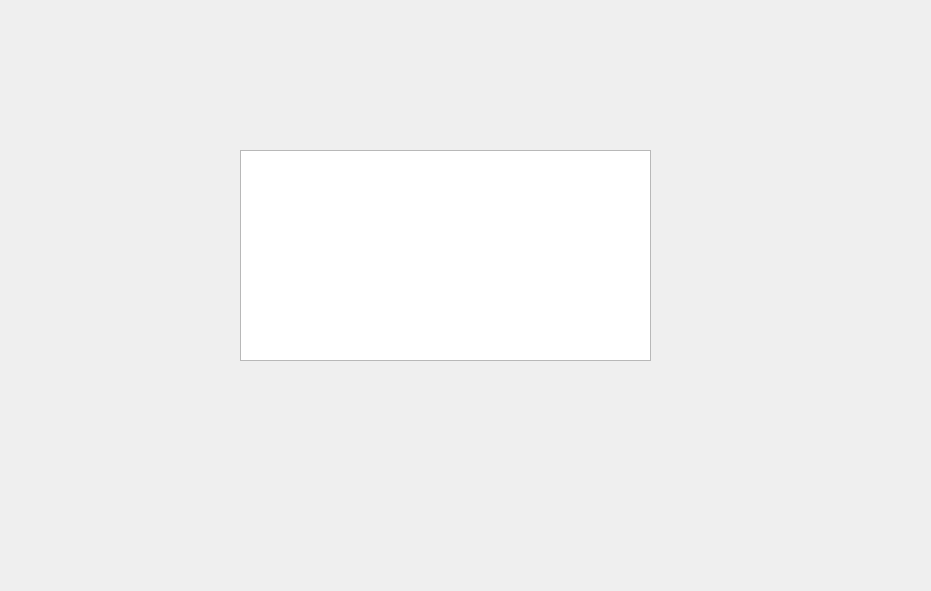
Before: the Qt Designer form editclients.ui in SaymonPoli/BankAccounts, drawn with Qt 5.
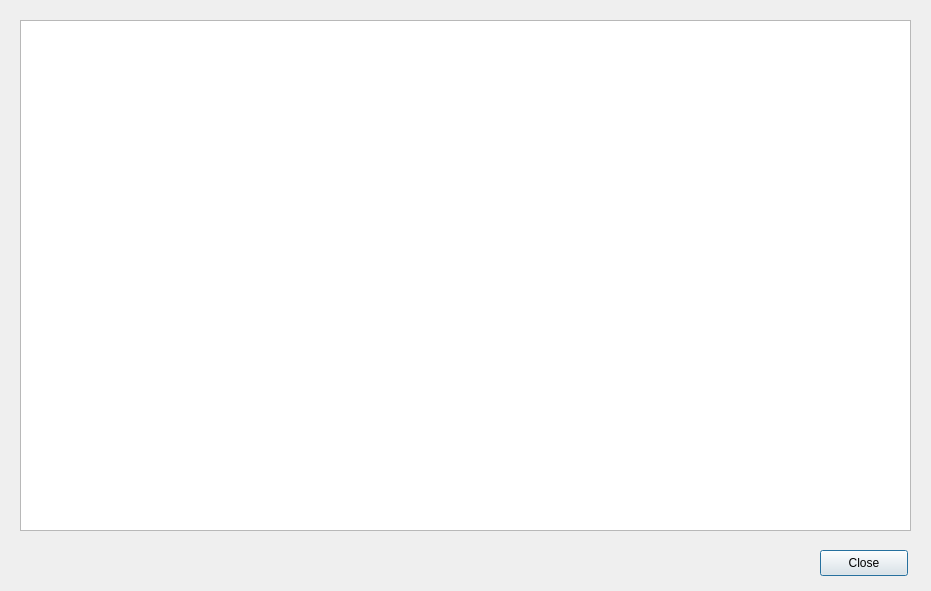
After: the same form once the commit is applied.

Diff of the .ui file:
```diff
--- a/editclients.ui
+++ b/editclients.ui
@@ -16,13 +16,26 @@
   <widget class="QTableWidget" name="AccountsTable">
    <property name="geometry">
     <rect>
-     <x>240</x>
-     <y>150</y>
-     <width>411</width>
-     <height>211</height>
+     <x>20</x>
+     <y>20</y>
+     <width>891</width>
+     <height>511</height>
     </rect>
    </property>
   </widget>
+  <widget class="QPushButton" name="pushButton">
+   <property name="geometry">
+    <rect>
+     <x>820</x>
+     <y>550</y>
+     <width>88</width>
+     <height>26</height>
+    </rect>
+   </property>
+   <property name="text">
+    <string>Close</string>
+   </property>
+  </widget>
  </widget>
  <resources/>
  <connections/>
```
